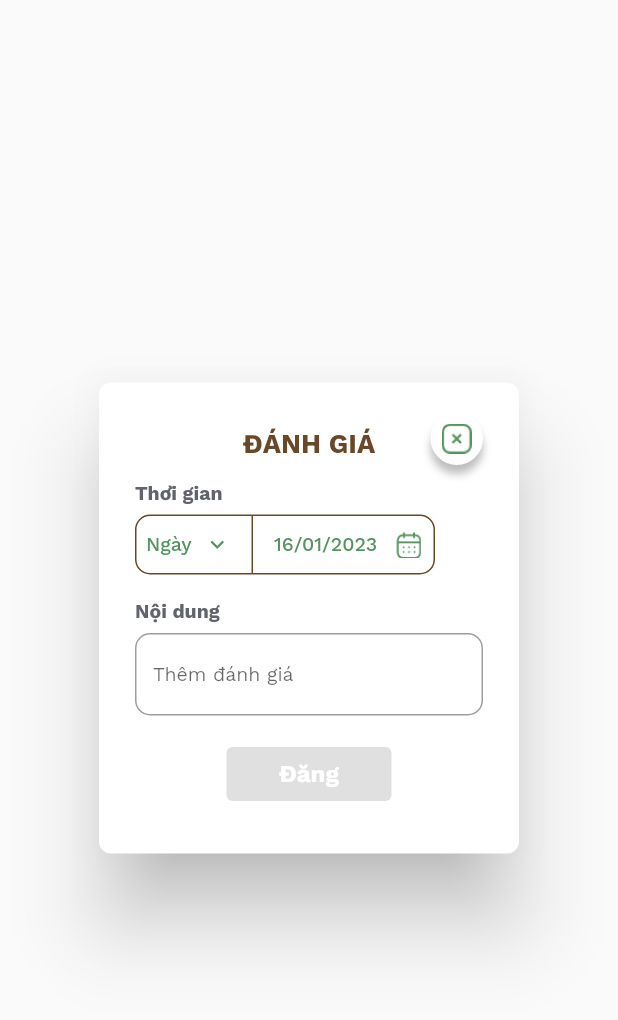
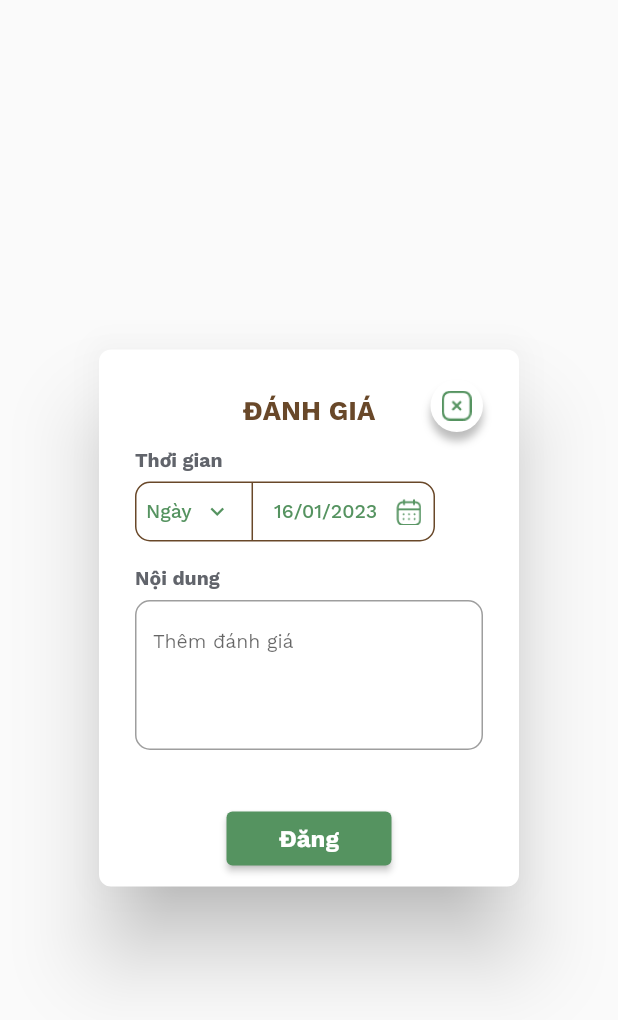
Before and after one commit to GDSC-UIT/eGreenBin-mobile, a Flutter app: the DiaLogComment widget shown alone on an empty page, opened directly with empty values, on a phone screen of 412 x 824 dp. Shown: the top 1020 px of the screen. Run offline on Flutter 3.47's test engine with Material 2 defaults, Android fonts, the light colour scheme and no system bars; our stand-ins replace fl_chart, get, google_fonts, percent_indicator.

Commit message:
ui dialog comment

```diff
--- a/lib/app/global_widgets/dialog_comment.dart
+++ b/lib/app/global_widgets/dialog_comment.dart
@@ -72,7 +72,7 @@ class _DiaLogCommentState extends State<DiaLogComment> {
             ),
           ),
           Container(
-            height: 270,
+            height: 250,
             child: Column(
               children: [
 // text Danh gia
@@ -123,6 +123,7 @@ class _DiaLogCommentState extends State<DiaLogComment> {
                     TextField(
                       controller: widget.textControler,
                       style: CustomTextStyle.b7(AppColors.Subtle_1),
+                      maxLines: 4,
                       decoration: const InputDecoration(
                         border: OutlineInputBorder(
                           borderSide:
@@ -142,13 +143,19 @@ class _DiaLogCommentState extends State<DiaLogComment> {
                     ),
                   ],
                 ),
-                const SizedBox(height: 15),
-                SizedBox(
+              ],
+            ),
+          ),
+        ],
+      ),
+// button dang
+      actions: [
+        Center(
+          child: SizedBox(
             width: 110,
             child: ElevatedButton(
-                    onPressed: isNull
-                        ? null
-                        : () {
+              onPressed: () {
+                if (isNull) return;
                 widget.onSave();
                 Navigator.of(context).pop();
               },
@@ -162,11 +169,8 @@ class _DiaLogCommentState extends State<DiaLogComment> {
               ),
             ),
           ),
-              ],
-            ),
         ),
       ],
-      ),
     );
   }
 }
--- a/lib/app/modules/student_info/screens/student_info_screen.dart
+++ b/lib/app/modules/student_info/screens/student_info_screen.dart
@@ -24,7 +24,10 @@ class StudentInfoScreen extends StatelessWidget {
       builder: (ctx) => DiaLogComment(
         studentController: _controller,
         textControler: _textCotroller,
-        onSave: () {},
+        onSave: () {
+          // luu danh gia
+          _textCotroller.clear();
+        },
       ),
     );
   }
--- a/lib/app/modules/student_info/widgets/line_chart_sample1.dart
+++ b/lib/app/modules/student_info/widgets/line_chart_sample1.dart
@@ -309,7 +309,7 @@ class LineChartSample1State extends State<LineChartSample1> {
     return AspectRatio(
       aspectRatio: 1.6,
       child: DecoratedBox(
-        decoration: BoxDecoration(
+        decoration: const BoxDecoration(
           //border: Border.all(width: 1, color: AppColors.Primary1),
           borderRadius: BorderRadius.all(Radius.circular(18)),
           /* gradient: LinearGradient(
```
Lines whose indentation alone changed are shown as unchanged.
